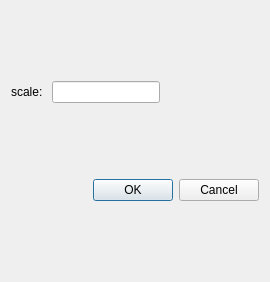
Old version of the form geopter/gui/Analysis/field_curvature_setting_dialog.ui in the repository heterophyllus/Geopter.
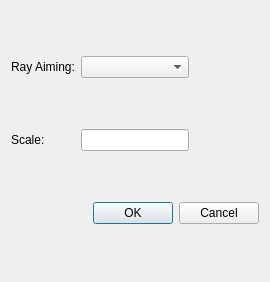
New version of the form.

Commit message: bug fix: input model  glass

The edit to the form file:
```diff
--- a/geopter/gui/Analysis/field_curvature_setting_dialog.ui
+++ b/geopter/gui/Analysis/field_curvature_setting_dialog.ui
@@ -14,17 +14,10 @@
    <string>Dialog</string>
   </property>
   <layout class="QGridLayout" name="gridLayout">
-   <item row="0" column="1">
+   <item row="1" column="1">
     <widget class="QLineEdit" name="scaleEdit"/>
    </item>
-   <item row="0" column="0">
-    <widget class="QLabel" name="label">
-     <property name="text">
-      <string>scale: </string>
-     </property>
-    </widget>
-   </item>
-   <item row="0" column="2">
+   <item row="1" column="2">
     <spacer name="horizontalSpacer">
      <property name="orientation">
       <enum>Qt::Horizontal</enum>
@@ -37,7 +30,7 @@
      </property>
     </spacer>
    </item>
-   <item row="1" column="0" colspan="3">
+   <item row="2" column="0" colspan="3">
     <widget class="QDialogButtonBox" name="buttonBox">
      <property name="orientation">
       <enum>Qt::Horizontal</enum>
@@ -47,6 +40,23 @@
      </property>
     </widget>
    </item>
+   <item row="1" column="0">
+    <widget class="QLabel" name="label">
+     <property name="text">
+      <string>Scale: </string>
+     </property>
+    </widget>
+   </item>
+   <item row="0" column="1">
+    <widget class="QComboBox" name="rayAimingCombo"/>
+   </item>
+   <item row="0" column="0">
+    <widget class="QLabel" name="label_2">
+     <property name="text">
+      <string>Ray Aiming:</string>
+     </property>
+    </widget>
+   </item>
   </layout>
  </widget>
  <resources/>
```
The commit also changes 2 other files.
